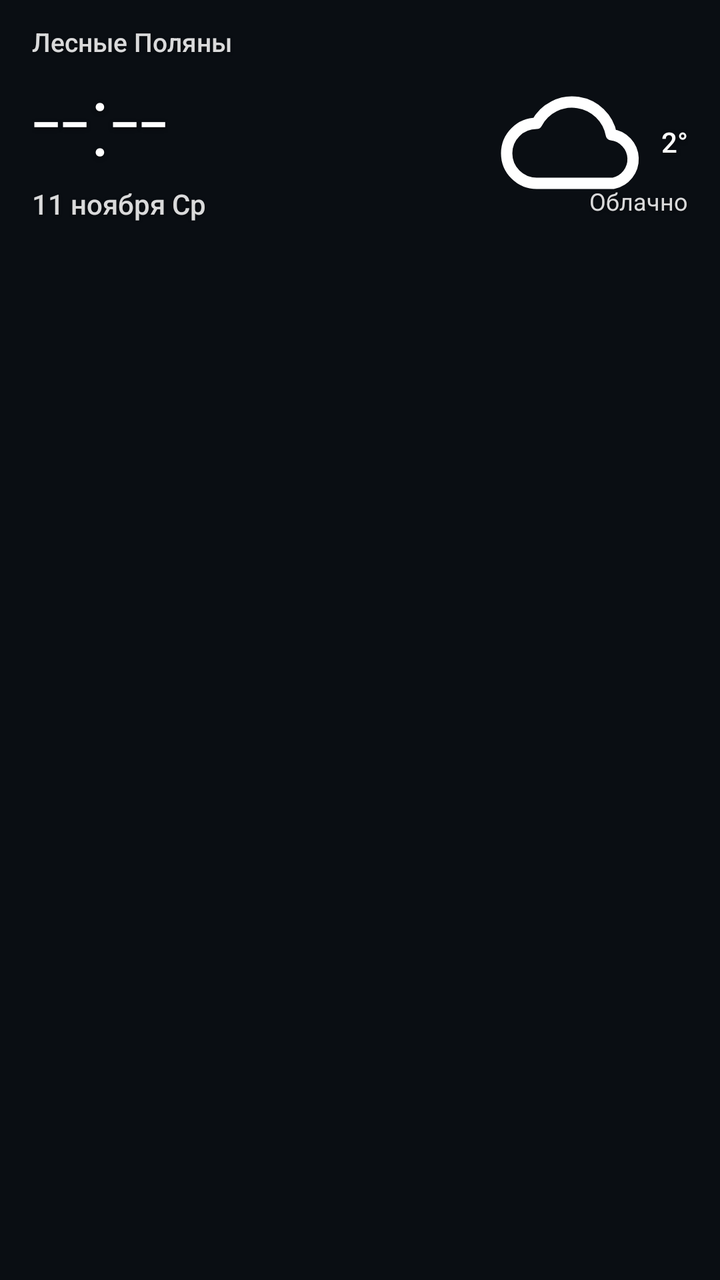
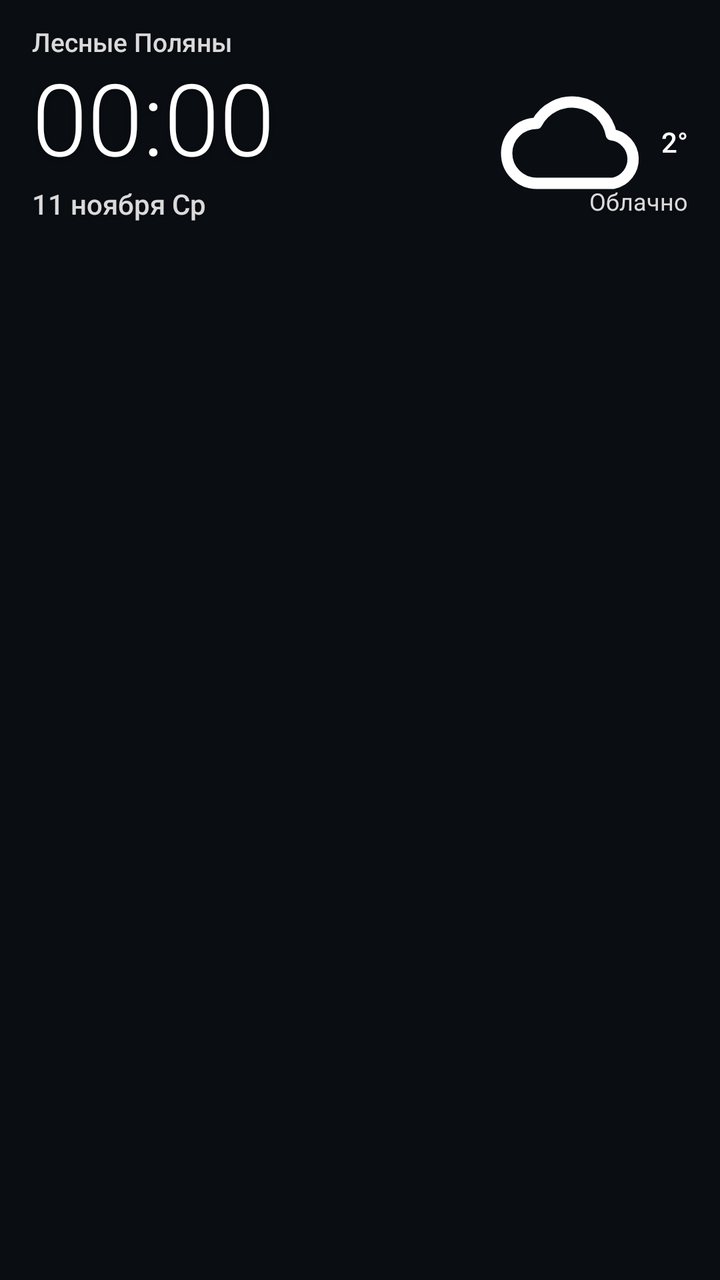

Before-and-after screenshots of an Android layout around one commit, followed by the original layout XML and the change that was made.
<!-- AndroidManifest.xml: application theme Theme.NetMon -->
<!-- res/layout/widget_clock.xml -->
<?xml version="1.0" encoding="utf-8"?>
<RelativeLayout xmlns:android="http://schemas.android.com/apk/res/android"
    android:id="@+id/widget_root"
    android:layout_width="match_parent"
    android:layout_height="match_parent"
    android:paddingHorizontal="16dp"
    android:paddingVertical="12dp">

    <TextView
        android:id="@+id/widget_city"
        android:layout_width="200dp"
        android:layout_height="wrap_content"
        android:layout_alignParentStart="true"
        android:layout_alignParentTop="true"
        android:fontFamily="sans-serif"
        android:maxLines="2"
        android:shadowColor="#66000000"
        android:shadowDx="0"
        android:shadowDy="1"
        android:shadowRadius="4"
        android:text="Лесные Поляны"
        android:textColor="#D9FFFFFF"
        android:textFontWeight="500"
        android:textSize="13dp" />

    <TextView
        android:id="@+id/widget_time"
        android:layout_width="wrap_content"
        android:layout_height="wrap_content"
        android:layout_alignParentStart="true"
        android:layout_below="@id/widget_city"
        android:layout_marginTop="2dp"
        android:fontFamily="sans-serif-light"
        android:includeFontPadding="false"
        android:shadowColor="#66000000"
        android:shadowDx="0"
        android:shadowDy="2"
        android:shadowRadius="6"
        android:text="--:--"
        android:textColor="#FFFFFFFF"
        android:textSize="50dp" />

    <TextView
        android:id="@+id/widget_date"
        android:layout_width="wrap_content"
        android:layout_height="wrap_content"
        android:layout_alignParentStart="true"
        android:layout_below="@id/widget_time"
        android:layout_marginTop="2dp"
        android:fontFamily="sans-serif"
        android:shadowColor="#66000000"
        android:shadowDx="0"
        android:shadowDy="1"
        android:shadowRadius="4"
        android:text="11 ноября Ср"
        android:textColor="#D9FFFFFF"
        android:textFontWeight="500"
        android:textSize="14dp" />

    <LinearLayout
        android:id="@+id/widget_weather"
        android:layout_width="wrap_content"
        android:layout_height="wrap_content"
        android:layout_alignParentEnd="true"
        android:layout_alignTop="@id/widget_time"
        android:gravity="end"
        android:orientation="vertical">

        <LinearLayout
            android:layout_width="wrap_content"
            android:layout_height="wrap_content"
            android:layout_gravity="end"
            android:gravity="center_vertical"
            android:orientation="horizontal">

            <ImageView
                android:id="@+id/widget_weather_icon"
                android:layout_width="80dp"
                android:layout_height="80dp"
                android:contentDescription="@string/widget_clock_desc"
                android:src="@drawable/ic_weather_cloud" />

            <TextView
                android:id="@+id/widget_temp"
                android:layout_width="wrap_content"
                android:layout_height="wrap_content"
                android:layout_marginStart="4dp"
                android:fontFamily="sans-serif-light"
                android:includeFontPadding="false"
                android:shadowColor="#66000000"
                android:shadowDx="0"
                android:shadowDy="2"
                android:shadowRadius="6"
                android:text="2°"
                android:textColor="#FFFFFFFF"
                android:textFontWeight="500"
                android:textSize="14dp" />
        </LinearLayout>

    </LinearLayout>

    <TextView
        android:id="@+id/widget_condition"
        android:layout_width="wrap_content"
        android:layout_height="wrap_content"
        android:layout_alignParentEnd="true"
        android:layout_alignTop="@id/widget_date"
        android:fontFamily="sans-serif"
        android:shadowColor="#66000000"
        android:shadowDx="0"
        android:shadowDy="1"
        android:shadowRadius="4"
        android:text="Облачно"
        android:textColor="#D9FFFFFF"
        android:textSize="12dp" />
</RelativeLayout>
<!-- resources referenced by this layout -->
<resources>
  <!-- drawable ic_weather_cloud (drawable) -->
  <?xml version="1.0" encoding="utf-8"?>
  <vector xmlns:android="http://schemas.android.com/apk/res/android"
      android:width="24dp" android:height="24dp"
      android:viewportWidth="24" android:viewportHeight="24">
      <path android:fillColor="@android:color/transparent"
          android:strokeColor="#ffffffff" android:strokeWidth="1.7"
          android:strokeLineCap="round" android:strokeLineJoin="round"
          android:pathData="M6.5,18A4.5,4.5 0 0 1 6.5 9a6,6 0 0 1 11.2,1.7A3.7,3.7 0 0 1 18,18z" />
  </vector>
  <string name="widget_clock_desc">Часы и погода; цвет времени — статус сети</string>
  <style name="Theme.NetMon" parent="android:Theme.Material.NoActionBar">
          <item name="android:windowBackground">#0a0e13</item>
          <item name="android:statusBarColor">#0a0e13</item>
          <item name="android:navigationBarColor">#0a0e13</item>
          <item name="android:colorAccent">#2ea6e0</item>
          <item name="android:windowLightStatusBar">false</item>
      </style>
</resources>

<!-- the commit's change to res/layout/widget_clock.xml (unified diff, before → after) -->
@@ -23,7 +23,7 @@
         android:textFontWeight="500"
         android:textSize="13dp" />
 
-    <TextView
+    <TextClock
         android:id="@+id/widget_time"
         android:layout_width="wrap_content"
         android:layout_height="wrap_content"
@@ -31,12 +31,13 @@
         android:layout_below="@id/widget_city"
         android:layout_marginTop="2dp"
         android:fontFamily="sans-serif-light"
+        android:format12Hour="HH:mm"
+        android:format24Hour="HH:mm"
         android:includeFontPadding="false"
         android:shadowColor="#66000000"
         android:shadowDx="0"
         android:shadowDy="2"
         android:shadowRadius="6"
-        android:text="--:--"
         android:textColor="#FFFFFFFF"
         android:textSize="50dp" />
 
